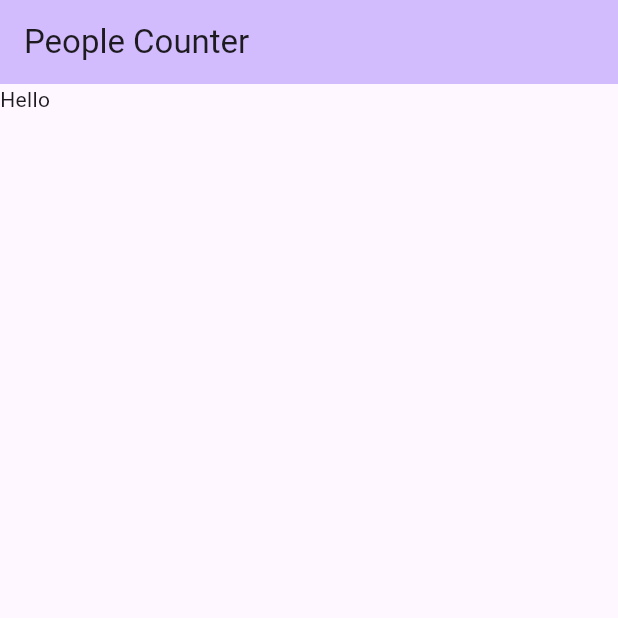
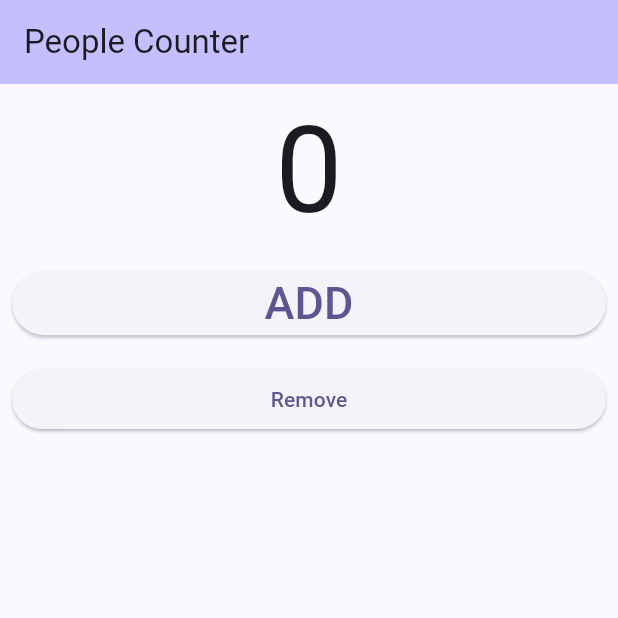
Before and after one commit to firtman/disney_flutter_people_counter, a Flutter app: the screen it shows after launch, on a phone screen of 412 x 824 dp, the top half of it. Run offline on Flutter 3.47's test engine with Material 2 defaults, Android fonts, the light colour scheme and no system bars.

Commit message:
basic design ready

```diff
--- a/lib/main.dart
+++ b/lib/main.dart
@@ -1,4 +1,5 @@
 import 'package:flutter/material.dart';
+
 import 'people_counter_page.dart';
 
 void main() {
@@ -13,7 +14,8 @@ class MyApp extends StatelessWidget {
     return MaterialApp(
       title: 'Flutter Demo',
       theme: ThemeData(
-        colorScheme: ColorScheme.fromSeed(seedColor: Colors.deepPurple),
+        colorScheme:
+            ColorScheme.fromSeed(seedColor: Color.fromARGB(255, 43, 23, 144)),
         useMaterial3: true,
       ),
       home: const PeopleCounterPage(),
--- a/lib/people_counter_page.dart
+++ b/lib/people_counter_page.dart
@@ -1,4 +1,6 @@
 import 'package:flutter/material.dart';
+
+import 'styles_values.dart';
 
 class PeopleCounterPage extends StatefulWidget {
   const PeopleCounterPage({super.key});
@@ -11,10 +13,32 @@ class _PeopleCounterPageState extends State<PeopleCounterPage> {
   @override
   Widget build(BuildContext context) {
     return Scaffold(
-        appBar: AppBar(
-          backgroundColor: Theme.of(context).colorScheme.inversePrimary,
-          title: const Text("People Counter"),
-        ),
-        body: const Text("Hello"));
+      appBar: AppBar(
+        backgroundColor: Theme.of(context).colorScheme.inversePrimary,
+        title: const Text("People Counter"),
+      ),
+      body: Column(
+        crossAxisAlignment: CrossAxisAlignment.stretch,
+        children: [
+          const Center(
+            child: Text(
+              "0",
+              style: TextStyle(fontSize: 80),
+            ),
+          ),
+          Padding(
+            padding: const EdgeInsets.all(8.0),
+            child: ElevatedButton(
+                onPressed: () {},
+                child: const Text("ADD", style: TextStyle(fontSize: 30))),
+          ),
+          Padding(
+            padding: const EdgeInsets.all(8.0),
+            child:
+                ElevatedButton(onPressed: () {}, child: const Text("Remove")),
+          ),
+        ],
+      ),
+    );
   }
 }
--- /dev/null
+++ b/lib/styles_values.dart
@@ -0,0 +1,3 @@
+var styles = {
+  "paddingSize": 8.0,
+};
```
